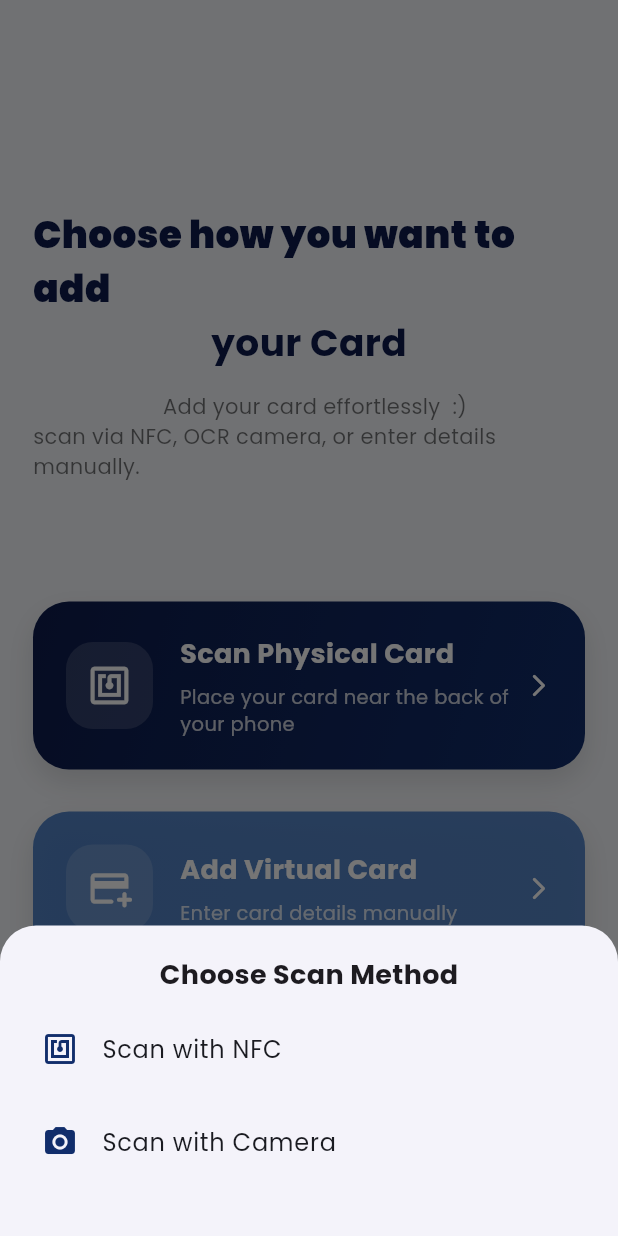
After one commit to Sandunihbandara/credit_card_reader, a Flutter app: the CardOptionsScreen screen opened directly, after a tap on "Scan Physical Card", on a phone screen of 412 x 824 dp. The commit adds this screen. Run offline on Flutter 3.47's test engine with Material 3 defaults, Android fonts, the phone set to English and light mode, and no system bars; our stand-ins replace firebase_auth, firebase_core, google_fonts, google_sign_in, shared_preferences; accounts and stored records are empty.

Commit message:
added card_option_screen with scan physical card and add virtual card

```diff
--- /dev/null
+++ b/lib/screens/add_card_screen.dart
@@ -0,0 +1,18 @@
+import 'package:flutter/material.dart';
+
+class AddCardScreen extends StatelessWidget {
+  const AddCardScreen({super.key});
+
+  @override
+  Widget build(BuildContext context) {
+    return Scaffold(
+      appBar: AppBar(title: const Text('Add Virtual Card')),
+      body: const Center(
+        child: Text(
+          'Virtual card form page',
+          style: TextStyle(fontSize: 20),
+        ),
+      ),
+    );
+  }
+}
--- /dev/null
+++ b/lib/screens/card_options_screen.dart
@@ -0,0 +1,236 @@
+import 'package:flutter/material.dart';
+import 'scan_card_screen.dart';
+import 'add_card_screen.dart';
+import 'camera_scan_screen.dart';
+
+class CardOptionsScreen extends StatelessWidget {
+  const CardOptionsScreen({super.key});
+
+  @override
+  Widget build(BuildContext context) {
+    const primaryBlue = Color(0xFF112D6B);
+    const signupColor= Color(0xDD4277C1);
+    const darkBlue = Color(0xFF0D1B4C);
+    const lightBg = Color(0xFFF5F7FB);
+
+    return Scaffold(
+      backgroundColor: lightBg,
+      appBar: AppBar(
+        backgroundColor: lightBg,
+        elevation: 0,
+        title: const SizedBox(),
+        iconTheme: const IconThemeData(color: primaryBlue),
+      ),
+
+      body: Padding(
+
+        padding: const EdgeInsets.all(22),
+        child: Column(
+
+          crossAxisAlignment: CrossAxisAlignment.center,
+          children: [
+            const SizedBox(height: 60),
+            const Text(
+              'Choose how you want to add',
+              style: TextStyle(
+                fontSize: 25,
+                fontWeight: FontWeight.w900,
+                color: darkBlue,
+              ),
+            ),
+            const Text(
+              'your Card',
+              style: TextStyle(
+                fontSize: 25,
+                fontWeight: FontWeight.w700,
+                color: darkBlue,
+              ),
+            ),
+            const SizedBox(height: 15),
+            const Text(
+              "  Add your card effortlessly  :)",
+              style: TextStyle(
+                fontSize: 14,
+                color: Colors.black54,
+                height: 1.4,
+              ),
+            ),
+
+            const Text(
+              "scan via NFC, OCR camera, or enter details manually.",
+              style: TextStyle(
+                fontSize: 14,
+                color: Colors.black54,
+                height: 1.4,
+              ),
+            ),
+            const SizedBox(height: 80),
+
+            _optionCard(
+              context: context,
+              title: 'Scan Physical Card',
+              subtitle: 'Place your card near the back of your phone',
+              icon: Icons.nfc,
+              onTap: () {
+                showModalBottomSheet(
+                  context: context,
+                  shape: const RoundedRectangleBorder(
+                    borderRadius: BorderRadius.vertical(top: Radius.circular(24)),
+                  ),
+                  builder: (_) {
+                    return SafeArea(
+                      child: Padding(
+                        padding: const EdgeInsets.fromLTRB(20, 20, 20, 35),
+                        child: Column(
+                          mainAxisSize: MainAxisSize.min,
+                          children: [
+                            const Text(
+                              "Choose Scan Method",
+                              style: TextStyle(
+                                fontSize: 18,
+                                fontWeight: FontWeight.bold,
+                              ),
+                            ),
+                            const SizedBox(height: 8),
+                            ListTile(
+                              contentPadding: const EdgeInsets.symmetric(horizontal: 8),
+                              leading: const Icon(Icons.nfc, color: Color(0xFF112D6B)),
+                              title: const Text("Scan with NFC"),
+                              onTap: () {
+                                Navigator.pop(context);
+                                Navigator.push(
+                                  context,
+                                  MaterialPageRoute(
+                                    builder: (_) => const ScanCardScreen(),
+                                  ),
+                                );
+                              },
+                            ),
+                            const SizedBox(height: 6),
+                            ListTile(
+                              contentPadding: const EdgeInsets.symmetric(horizontal: 8),
+                              leading: const Icon(Icons.camera_alt, color: Color(0xFF112D6B)),
+                              title: const Text("Scan with Camera"),
+                              onTap: () {
+                                Navigator.pop(context);
+                                Navigator.push(
+                                  context,
+                                  MaterialPageRoute(
+                                    builder: (_) => const CameraScanScreen(),
+                                  ),
+                                );
+                              },
+                            ),
+                          ],
+                        ),
+                      ),
+                    );
+                  },
+                );
+              },
+            ),
+            const SizedBox(height: 28,),
+            _optionCard(
+              context: context,
+              title: 'Add Virtual Card',
+              color: signupColor,
+              subtitle: 'Enter card details manually',
+              icon: Icons.add_card_rounded,
+              onTap: () {
+                Navigator.push(
+                  context,
+                  MaterialPageRoute(
+                    builder: (_) => const AddCardScreen(),
+                  ),
+                );
+              },
+            ),
+          ],
+        ),
+      ),
+    );
+  }
+
+  Widget _optionCard({
+    required BuildContext context,
+    required String title,
+    required String subtitle,
+    required IconData icon,
+    required VoidCallback onTap,
+    Color? color,
+  }) {
+    return InkWell(
+      borderRadius: BorderRadius.circular(24),
+      onTap: onTap,
+      child: Container(
+        width: double.infinity,
+        padding: const EdgeInsets.all(22),
+        decoration: BoxDecoration(
+          gradient: LinearGradient(
+            colors: color != null
+                ? [color.withOpacity(0.9), color]
+                : [Color(0xFF0D1B4C), Color(0xFF112D6B)],
+            begin: Alignment.topLeft,
+            end: Alignment.bottomRight,
+          ),
+          borderRadius: BorderRadius.circular(24),
+          boxShadow: const [
+            BoxShadow(
+              color: Colors.black12,
+              blurRadius: 16,
+              offset: Offset(0, 8),
+            ),
+          ],
+        ),
+        child: Row(
+          children: [
+            Container(
+              width: 58,
+              height: 58,
+              decoration: BoxDecoration(
+                color: Colors.white.withOpacity(0.15),
+                borderRadius: BorderRadius.circular(18),
+              ),
+              child: Icon(
+                icon,
+                color: Colors.white,
+                size: 30,
+              ),
+            ),
+            const SizedBox(width: 18),
+            Expanded(
+              child: Column(
+                crossAxisAlignment: CrossAxisAlignment.start,
+                children: [
+                  Text(
+                    title,
+                    style: const TextStyle(
+                      color: Colors.white,
+                      fontSize: 18,
+                      fontWeight: FontWeight.w700,
+                    ),
+                  ),
+                  const SizedBox(height: 6),
+                  Text(
+                    subtitle,
+                    style: TextStyle(
+                      color: Colors.white.withOpacity(0.78),
+                      fontSize: 13,
+                      height: 1.4,
+                    ),
+                  ),
+                ],
+              ),
+            ),
+            const SizedBox(width: 8),
+            const Icon(
+              Icons.arrow_forward_ios_rounded,
+              color: Colors.white,
+              size: 18,
+            ),
+          ],
+        ),
+      ),
+    );
+  }
+}
```
Also changed, not shown: lib/screens/camera_scan_screen.dart (added, +18 -0 lines), lib/screens/home_screen.dart (deleted, +0 -39 lines), lib/screens/login_screen.dart (+11 -8 lines), lib/screens/scan_card_screen.dart (added, +189 -0 lines), lib/screens/splash_screen.dart (+19 -4 lines).
